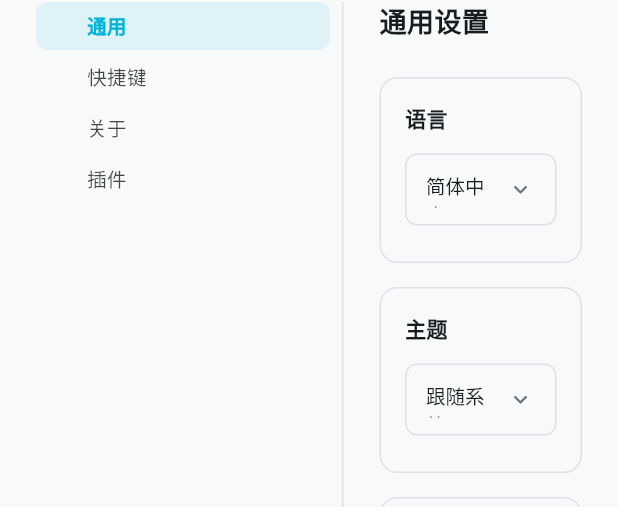
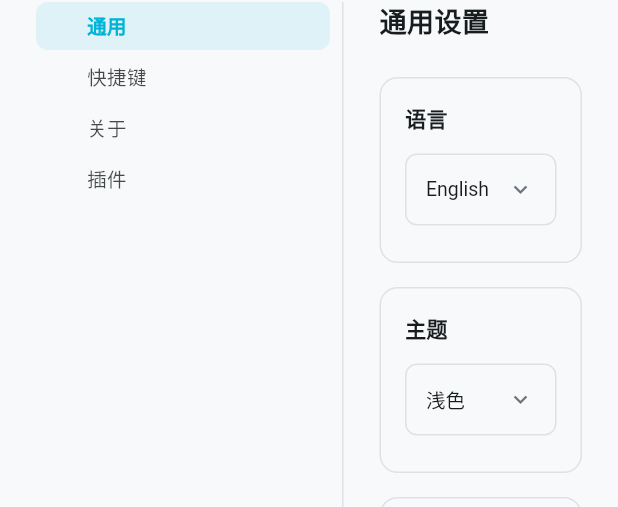
Before and after one commit to haozicnm/flowforge, a Flutter app: the SettingsShell widget shown alone on an empty page, opened directly with empty values, on a phone screen of 412 x 824 dp. Shown: the part 136-643 px from the top of the screen. Run offline on Flutter 3.47's test engine with Material 3 defaults, Android fonts, the phone set to English and light mode, and no system bars; our stand-ins replace easy_localization, google_fonts; network calls fail; statements that could not run were skipped.

Commit message:
fix: wire up language and theme switching in settings page
language dropdown now calls context.setLocale() to actually switch
between zh-CN and English at runtime. Theme dropdown calls
onThemeModeChanged callback which updates MaterialApp.themeMode.
FlowForgeApp made StatefulWidget to hold mutable ThemeMode state.

```diff
--- a/flutter_app/lib/pages/settings/general_settings.dart
+++ b/flutter_app/lib/pages/settings/general_settings.dart
@@ -1,12 +1,41 @@
 /// General settings page — language, theme, data directory, server address.
 library;
 
+import 'package:easy_localization/easy_localization.dart';
 import 'package:flutter/material.dart';
 import '../../theme/flowforge_theme.dart';
 import '../../widgets/ff_widgets.dart';
 
-class GeneralSettings extends StatelessWidget {
-  const GeneralSettings({super.key});
+class GeneralSettings extends StatefulWidget {
+  final ThemeMode themeMode;
+  final ValueChanged<ThemeMode> onThemeModeChanged;
+
+  const GeneralSettings({
+    super.key,
+    required this.themeMode,
+    required this.onThemeModeChanged,
+  });
+
+  @override
+  State<GeneralSettings> createState() => _GeneralSettingsState();
+}
+
+class _GeneralSettingsState extends State<GeneralSettings> {
+  late String _langValue;
+  late String _themeValue;
+
+  @override
+  void initState() {
+    super.initState();
+    final currentLocale = context.locale;
+    _langValue = currentLocale.languageCode == 'en' ? 'English' : '简体中文';
+
+    _themeValue = switch (widget.themeMode) {
+      ThemeMode.light => '浅色',
+      ThemeMode.dark => '深色',
+      ThemeMode.system => '跟随系统',
+    };
+  }
 
   @override
   Widget build(BuildContext context) {
@@ -28,12 +57,21 @@ class GeneralSettings extends StatelessWidget {
               child: Padding(
                 padding: const EdgeInsets.symmetric(vertical: 8),
                 child: FfDropdown<String>(
-                  value: '简体中文',
+                  value: _langValue,
                   items: const [
                     FfDropdownItem(value: '简体中文', label: '简体中文'),
                     FfDropdownItem(value: 'English', label: 'English'),
                   ],
-                  onChanged: (_) {},
+                  onChanged: (v) {
+                    if (v == null) return;
+                    setState(() => _langValue = v);
+                    final locale = v == 'English' ? const Locale('en') : const Locale('zh');
+                    context.setLocale(locale);
+                    FfToast.show(context,
+                      message: v == 'English' ? 'Language switched to English' : '语言已切换为简体中文',
+                      type: FfToastType.success,
+                    );
+                  },
                   width: 200,
                 ),
               ),
@@ -45,13 +83,22 @@ class GeneralSettings extends StatelessWidget {
               child: Padding(
                 padding: const EdgeInsets.symmetric(vertical: 8),
                 child: FfDropdown<String>(
-                  value: '跟随系统',
+                  value: _themeValue,
                   items: const [
                     FfDropdownItem(value: '跟随系统', label: '跟随系统'),
                     FfDropdownItem(value: '浅色', label: '浅色'),
                     FfDropdownItem(value: '深色', label: '深色'),
                   ],
-                  onChanged: (_) {},
+                  onChanged: (v) {
+                    if (v == null) return;
+                    setState(() => _themeValue = v);
+                    final mode = switch (v) {
+                      '浅色' => ThemeMode.light,
+                      '深色' => ThemeMode.dark,
+                      _ => ThemeMode.system,
+                    };
+                    widget.onThemeModeChanged(mode);
+                  },
                   width: 200,
                 ),
               ),
--- a/flutter_app/lib/pages/settings/settings_shell.dart
+++ b/flutter_app/lib/pages/settings/settings_shell.dart
@@ -18,7 +18,15 @@ enum SettingsPageKind { general, shortcuts, about, plugins }
 
 class SettingsShell extends StatefulWidget {
   final FlowForgeApi api;
-  const SettingsShell({super.key, required this.api});
+  final ThemeMode themeMode;
+  final ValueChanged<ThemeMode> onThemeModeChanged;
+
+  const SettingsShell({
+    super.key,
+    required this.api,
+    required this.themeMode,
+    required this.onThemeModeChanged,
+  });
 
   @override
   State<SettingsShell> createState() => _SettingsShellState();
@@ -68,7 +76,10 @@ class _SettingsShellState extends State<SettingsShell> {
 
   Widget _buildPage() {
     switch (_page) {
-      case SettingsPageKind.general: return const GeneralSettings();
+      case SettingsPageKind.general: return GeneralSettings(
+        themeMode: widget.themeMode,
+        onThemeModeChanged: widget.onThemeModeChanged,
+      );
       case SettingsPageKind.shortcuts: return const ShortcutSettings();
       case SettingsPageKind.about: return const AboutSettings();
       case SettingsPageKind.plugins: return PluginSettings(api: widget.api);
```
Also changed, not shown: flutter_app/lib/main.dart (+27 -5 lines).
